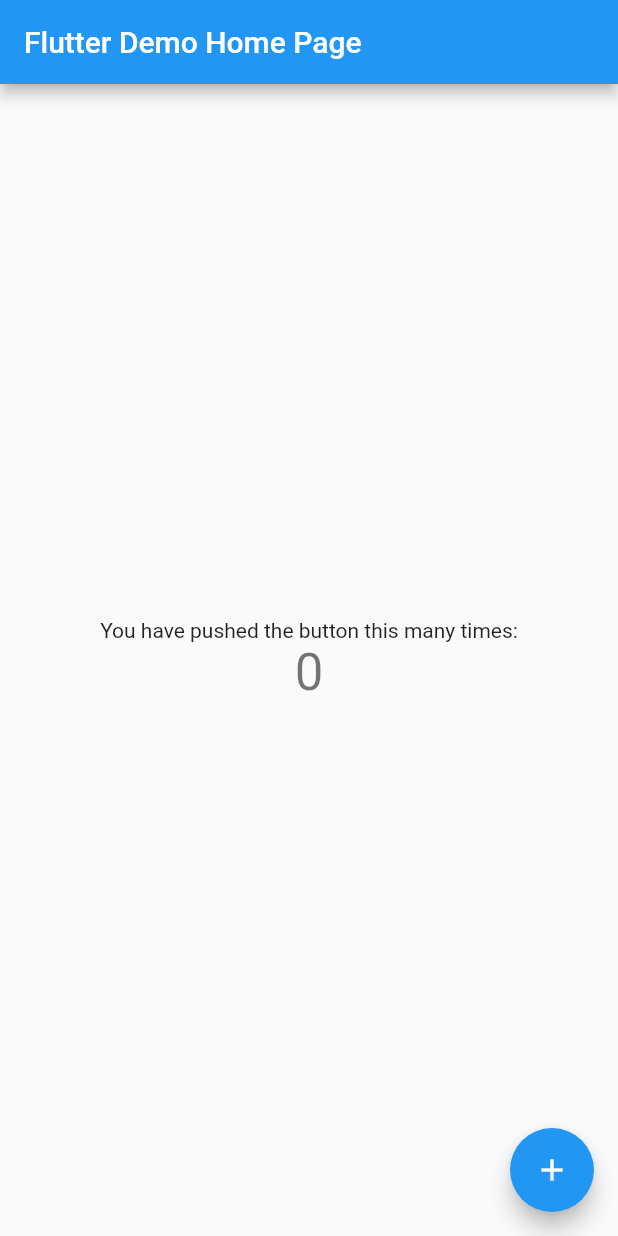
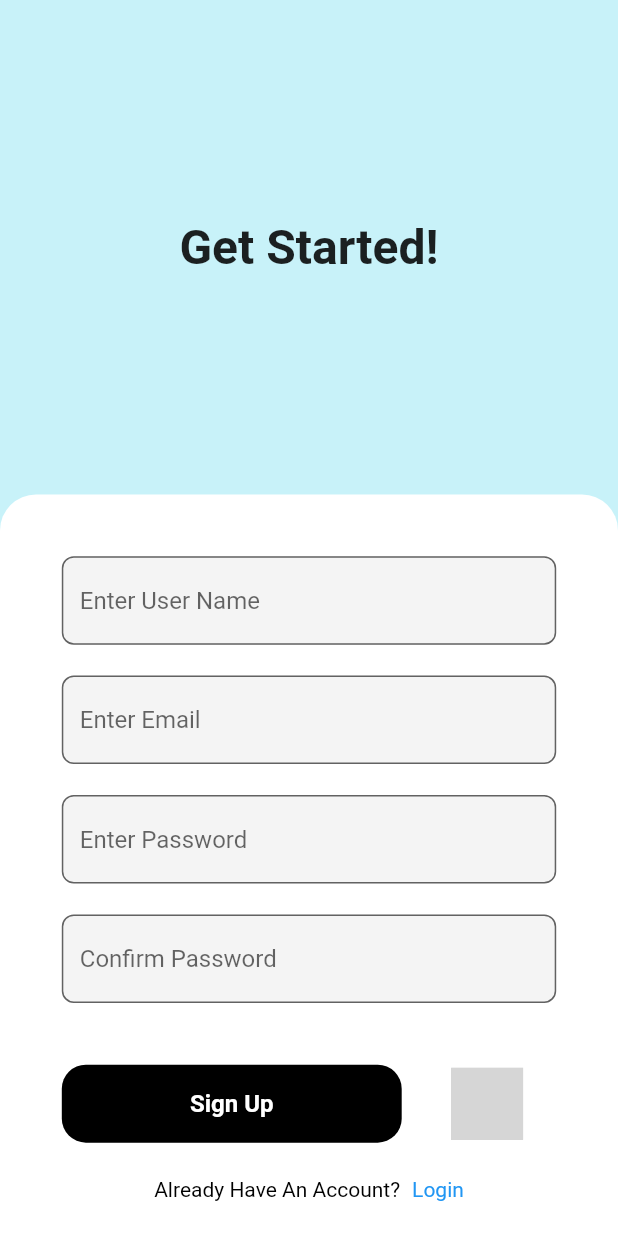
Before and after one commit to AmanSanatan/HeyDoc, a Flutter app: the screen it shows after launch, on a phone screen of 412 x 824 dp. Run offline on Flutter 3.47's test engine with Material 2 defaults, Android fonts, the light colour scheme and no system bars; our stand-ins replace flutter_spinkit; statements that could not run were skipped; grey boxes are pictures that could not be loaded.

Commit message:
added register ui

```diff
--- a/heydocapp/lib/main.dart
+++ b/heydocapp/lib/main.dart
@@ -1,4 +1,5 @@
 import 'package:flutter/material.dart';
+import 'package:heydocapp/presentation/register/register_screen.dart';
 
 void main() {
   runApp(const MyApp());
@@ -24,92 +25,7 @@
         // is not restarted.
         primarySwatch: Colors.blue,
       ),
-      home: const MyHomePage(title: 'Flutter Demo Home Page'),
+      home: const RegisterScreen(),
     );
   }
 }
-
-class MyHomePage extends StatefulWidget {
-  const MyHomePage({super.key, required this.title});
-
-  // This widget is the home page of your application. It is stateful, meaning
-  // that it has a State object (defined below) that contains fields that affect
-  // how it looks.
-
-  // This class is the configuration for the state. It holds the values (in this
-  // case the title) provided by the parent (in this case the App widget) and
-  // used by the build method of the State. Fields in a Widget subclass are
-  // always marked "final".
-
-  final String title;
-
-  @override
-  State<MyHomePage> createState() => _MyHomePageState();
-}
-
-class _MyHomePageState extends State<MyHomePage> {
-  int _counter = 0;
-
-  void _incrementCounter() {
-    setState(() {
-      // This call to setState tells the Flutter framework that something has
-      // changed in this State, which causes it to rerun the build method below
-      // so that the display can reflect the updated values. If we changed
-      // _counter without calling setState(), then the build method would not be
-      // called again, and so nothing would appear to happen.
-      _counter++;
-    });
-  }
-
-  @override
-  Widget build(BuildContext context) {
-    // This method is rerun every time setState is called, for instance as done
-    // by the _incrementCounter method above.
-    //
-    // The Flutter framework has been optimized to make rerunning build methods
-    // fast, so that you can just rebuild anything that needs updating rather
-    // than having to individually change instances of widgets.
-    return Scaffold(
-      appBar: AppBar(
-        // Here we take the value from the MyHomePage object that was created by
-        // the App.build method, and use it to set our appbar title.
-        title: Text(widget.title),
-      ),
-      body: Center(
-        // Center is a layout widget. It takes a single child and positions it
-        // in the middle of the parent.
-        child: Column(
-          // Column is also a layout widget. It takes a list of children and
-          // arranges them vertically. By default, it sizes itself to fit its
-          // children horizontally, and tries to be as tall as its parent.
-          //
-          // Invoke "debug painting" (press "p" in the console, choose the
-          // "Toggle Debug Paint" action from the Flutter Inspector in Android
-          // Studio, or the "Toggle Debug Paint" command in Visual Studio Code)
-          // to see the wireframe for each widget.
-          //
-          // Column has various properties to control how it sizes itself and
-          // how it positions its children. Here we use mainAxisAlignment to
-          // center the children vertically; the main axis here is the vertical
-          // axis because Columns are vertical (the cross axis would be
-          // horizontal).
-          mainAxisAlignment: MainAxisAlignment.center,
-          children: <Widget>[
-            const Text(
-              'You have pushed the button this many times:',
-            ),
-            Text(
-              '$_counter',
-              style: Theme.of(context).textTheme.headlineMedium,
-            ),
-          ],
-        ),
-      ),
-      floatingActionButton: FloatingActionButton(
-        onPressed: _incrementCounter,
-        tooltip: 'Increment',
-        child: const Icon(Icons.add),
-      ), // This trailing comma makes auto-formatting nicer for build methods.
-    );
-  }
-}
--- /dev/null
+++ b/heydocapp/lib/presentation/button_box.dart
@@ -0,0 +1,26 @@
+import 'package:flutter/material.dart';
+
+class ButtonBox extends StatelessWidget {
+  const ButtonBox({super.key, required this.imagePath});
+  final String imagePath;
+
+  @override
+  Widget build(BuildContext context) {
+    return Container(
+      padding: const EdgeInsets.all(10),
+      decoration: BoxDecoration(
+        border: Border.all(
+          color: Colors.white,
+        ),
+        borderRadius: const BorderRadius.all(
+          Radius.circular(16),
+        ),
+        color: Colors.grey[200],
+      ),
+      child: Image.asset(
+        imagePath,
+        height: 40,
+      ),
+    );
+  }
+}
--- /dev/null
+++ b/heydocapp/lib/presentation/register/register_screen.dart
@@ -0,0 +1,165 @@
+import 'package:flutter/material.dart';
+import 'package:flutter_spinkit/flutter_spinkit.dart';
+
+import '../../button_box.dart';
+import '../text_field.dart';
+
+
+
+class RegisterScreen extends StatelessWidget {
+  const RegisterScreen({super.key});
+
+  @override
+  Widget build(BuildContext context) {
+    final height = MediaQuery.of(context).size.height;
+    final width = MediaQuery.of(context).size.width;
+    const loadingState=false;
+
+
+    return Scaffold(
+
+      backgroundColor: Color.fromARGB(255, 200, 242, 249),
+      body: SingleChildScrollView(
+        child: Column(
+          mainAxisAlignment: MainAxisAlignment.end,
+          children: [
+            Container(
+              height: height * 0.4,
+              alignment: Alignment.center,
+              child: const Text(
+                'Get Started!',
+                style: TextStyle(
+                  fontSize: 32,
+                  fontWeight: FontWeight.bold,
+                ),
+              ),
+            ),
+            Column(
+              mainAxisAlignment: MainAxisAlignment.end,
+              children: [
+                Container(
+                  height: height * 0.6,
+                  padding: EdgeInsets.only(
+                    right: width * 0.1,
+                    left: width * 0.1,
+                  ),
+                  decoration: const BoxDecoration(
+                    borderRadius: BorderRadius.only(
+                      topLeft: Radius.circular(24),
+                      topRight: Radius.circular(24),
+                    ),
+                    color: Colors.white,
+                  ),
+                  child: Column(
+                    mainAxisAlignment: MainAxisAlignment.start,
+                    children: [
+                      Padding(
+                        padding: EdgeInsets.only(top: height * 0.05),
+                      ),
+                      TextInputWidget(
+                        controller: TextEditingController(),
+                        texthint: "Enter User Name",
+                        textInputType: TextInputType.name,
+                      ),
+                      Padding(
+                        padding: EdgeInsets.only(top: height * 0.5 * 0.05),
+                      ),
+                      TextInputWidget(
+                        controller: TextEditingController(),
+                        texthint: "Enter Email",
+                        textInputType: TextInputType.emailAddress,
+                      ),
+                      Padding(
+                        padding: EdgeInsets.only(top: height * 0.5 * 0.05),
+                      ),
+                      TextInputWidget(
+                        controller: TextEditingController(),
+                        texthint: "Enter Password",
+                        textInputType: TextInputType.text,
+                      ),
+                      Padding(
+                        padding: EdgeInsets.only(top: height * 0.5 * 0.05),
+                      ),
+                      TextInputWidget(
+                        controller:
+                            TextEditingController(),
+                        texthint: "Confirm Password",
+                        textInputType: TextInputType.text,
+                      ),
+                      Padding(
+                        padding: EdgeInsets.only(top: height * 0.5 * 0.1),
+                      ),
+                      loadingState
+                          // ignore: dead_code
+                          ? const SpinKitSpinningLines(
+                              color: Colors.lightBlue,
+                              size: 32,
+                            )
+                          : Row(
+                              children: [
+                                GestureDetector(
+                                  onTap: (){},
+                                  child: Container(
+                                    alignment: Alignment.center,
+                                    width: width * 0.55,
+                                    padding: EdgeInsets.symmetric(
+                                      // horizontal: width * 0.2,
+                                      vertical: height * 0.5 * 0.04,
+                                    ),
+                                    decoration: const BoxDecoration(
+                                      color: Colors.black,
+                                      borderRadius: BorderRadius.all(
+                                        Radius.circular(16),
+                                      ),
+                                    ),
+                                    child: const Text(
+                                      'Sign Up',
+                                      style: TextStyle(
+                                        color: Colors.white,
+                                        fontWeight: FontWeight.bold,
+                                        fontSize: 16,
+                                      ),
+                                    ),
+                                  ),
+                                ),
+                                Padding(
+                                    padding:
+                                        EdgeInsets.only(left: width * 0.08)),
+                                GestureDetector(
+                                    onTap: (){},
+                                    child: const ButtonBox(
+                                        imagePath: 'lib/images/google.png')),
+                              ],
+                            ),
+                      Expanded(
+                        child: Row(
+                          mainAxisAlignment: MainAxisAlignment.center,
+                          children: [
+                            const Text(
+                              'Already Have An Account?',
+                              style: TextStyle(color: Colors.black),
+                            ),
+                            const Padding(padding: EdgeInsets.only(right: 8)),
+                            GestureDetector(
+                              onTap: () {
+
+                              },
+                              child: const Text(
+                                'Login',
+                                style: TextStyle(color: Colors.blue),
+                              ),
+                            ),
+                          ],
+                        ),
+                      ),
+                    ],
+                  ),
+                ),
+              ],
+            ),
+          ],
+        ),
+      ),
+    );
+  }
+}
--- /dev/null
+++ b/heydocapp/lib/presentation/text_field.dart
@@ -0,0 +1,32 @@
+import 'package:flutter/material.dart';
+
+class TextInputWidget extends StatelessWidget {
+  final TextEditingController controller;
+  final String texthint;
+  final TextInputType textInputType;
+  const TextInputWidget(
+      {super.key,
+      required this.controller,
+      required this.texthint,
+      required this.textInputType});
+
+  @override
+  Widget build(BuildContext context) {
+    return TextField(
+      keyboardType: textInputType,
+      controller: controller,
+      decoration: InputDecoration(
+          hintText: texthint,
+          filled: true,
+          fillColor: const Color.fromARGB(255, 244, 244, 244),
+          border: OutlineInputBorder(
+            borderRadius: BorderRadius.circular(8),
+            borderSide: const BorderSide(color: Colors.white),
+          ),
+          focusedBorder: OutlineInputBorder(
+            borderRadius: BorderRadius.circular(8),
+            borderSide: const BorderSide(color: Colors.black),
+          )),
+    );
+  }
+}
--- a/heydocapp/pubspec.yaml
+++ b/heydocapp/pubspec.yaml
@@ -35,6 +35,7 @@
   # The following adds the Cupertino Icons font to your application.
   # Use with the CupertinoIcons class for iOS style icons.
   cupertino_icons: ^1.0.2
+  flutter_spinkit: ^5.1.0
 
 dev_dependencies:
   flutter_test:
@@ -59,9 +60,8 @@
   uses-material-design: true
 
   # To add assets to your application, add an assets section, like this:
-  # assets:
-  #   - images/a_dot_burr.jpeg
-  #   - images/a_dot_ham.jpeg
+  assets:
+    - lib/images/
 
   # An image asset can refer to one or more resolution-specific "variants", see
   # https://flutter.dev/assets-and-images/#resolution-aware
```
Also changed, not shown: heydocapp/lib/images/apple.png (added), heydocapp/lib/images/google.png (added), heydocapp/lib/images/spiral_tool_variations_1.webp (added), heydocapp/pubspec.lock.
